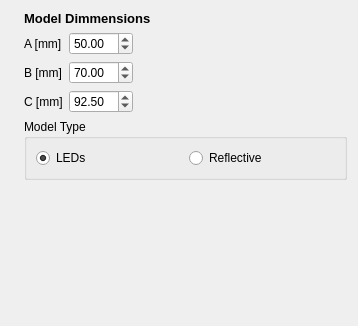
mavak/linux-track, file src/qt_gui/cap_edit.ui: the form before one commit.
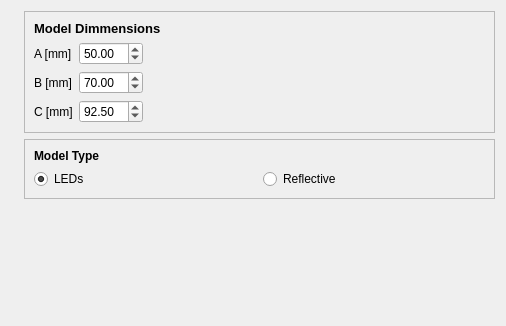
The form after the commit. Icons and pictures are not drawn.

```diff
--- a/src/qt_gui/cap_edit.ui
+++ b/src/qt_gui/cap_edit.ui
@@ -6,14 +6,14 @@
    <rect>
     <x>0</x>
     <y>0</y>
-    <width>358</width>
+    <width>506</width>
     <height>326</height>
    </rect>
   </property>
   <property name="windowTitle">
    <string>Form</string>
   </property>
-  <layout class="QVBoxLayout" name="verticalLayout_2">
+  <layout class="QVBoxLayout" name="verticalLayout_4">
    <item>
     <layout class="QHBoxLayout" name="horizontalLayout">
      <item>
@@ -38,6 +38,15 @@
      <item>
       <layout class="QVBoxLayout" name="verticalLayout">
        <item>
+        <widget class="QFrame" name="frame">
+         <property name="frameShape">
+          <enum>QFrame::StyledPanel</enum>
+         </property>
+         <property name="frameShadow">
+          <enum>QFrame::Raised</enum>
+         </property>
+         <layout class="QVBoxLayout" name="verticalLayout_3">
+          <item>
         <widget class="QLabel" name="label">
          <property name="text">
           <string>&lt;!DOCTYPE HTML PUBLIC &quot;-//W3C//DTD HTML 4.0//EN&quot; &quot;http://www.w3.org/TR/REC-html40/strict.dtd&quot;&gt;
@@ -149,24 +158,33 @@
          </item>
         </layout>
        </item>
+         </layout>
+        </widget>
+       </item>
        <item>
-        <widget class="QGroupBox" name="groupBox">
-         <property name="sizePolicy">
-          <sizepolicy hsizetype="Preferred" vsizetype="Preferred">
-           <horstretch>0</horstretch>
-           <verstretch>0</verstretch>
-          </sizepolicy>
+        <widget class="QFrame" name="frame_2">
+         <property name="frameShape">
+          <enum>QFrame::StyledPanel</enum>
          </property>
-         <property name="minimumSize">
-          <size>
-           <width>180</width>
-           <height>0</height>
-          </size>
+         <property name="frameShadow">
+          <enum>QFrame::Raised</enum>
          </property>
-         <property name="title">
+         <layout class="QVBoxLayout" name="verticalLayout_2">
+          <item>
+           <widget class="QLabel" name="label_2">
+            <property name="font">
+             <font>
+              <weight>75</weight>
+              <bold>true</bold>
+             </font>
+            </property>
+            <property name="text">
           <string>Model Type</string>
          </property>
-         <layout class="QHBoxLayout" name="horizontalLayout_2">
+           </widget>
+          </item>
+          <item>
+           <layout class="QHBoxLayout" name="horizontalLayout_3">
           <item>
            <widget class="QRadioButton" name="CapLeds">
             <property name="sizePolicy">
@@ -189,6 +207,8 @@
              <string>Reflective</string>
             </property>
            </widget>
+            </item>
+           </layout>
           </item>
          </layout>
         </widget>
```
Lines whose indentation alone changed are shown as unchanged.
